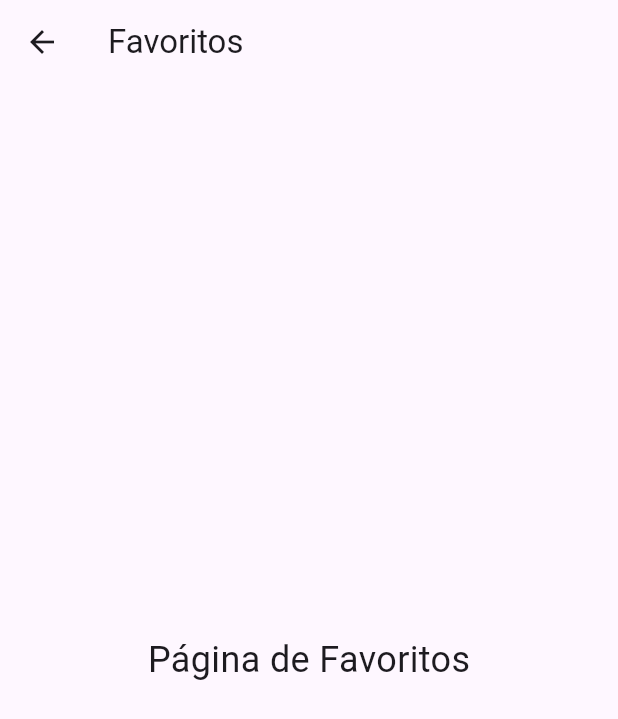
After one commit to francis-santos/app-rota-gourmet, a Flutter app: the FavoritesScreen screen opened directly, on a phone screen of 412 x 824 dp. The commit adds this screen. Shown: the top 719 px of the screen. Run offline on Flutter 3.47's test engine with Material 3 defaults, Android fonts, the light colour scheme and no system bars; our stand-ins replace google_maps_flutter.

Commit message:
feat: Add favorites screen

```diff
--- a/lib/app_routes.dart
+++ b/lib/app_routes.dart
@@ -1,4 +1,5 @@
 class AppRoutes {
   static const String login = '/login';
   static const String dashboard = '/dashboard';
+  static const String favorites = '/favorites';
 }
--- a/lib/features/dashboard/presentation/dashboard_screen.dart
+++ b/lib/features/dashboard/presentation/dashboard_screen.dart
@@ -1,5 +1,6 @@
 import 'package:flutter/material.dart';
 import 'package:google_maps_flutter/google_maps_flutter.dart';
+import 'package:rota_gourmet/app_routes.dart';
 
 class DashboardScreen extends StatefulWidget {
   const DashboardScreen({super.key});
@@ -34,9 +35,9 @@ class DashboardScreenState extends State<DashboardScreen> {
               ),
             ),
             ListTile(
-              title: const Text('Item 1'),
+              title: const Text('Favoritos'),
               onTap: () {
-                // Implemente a navegação para o item 1 aqui
+                Navigator.pushNamed(context, AppRoutes.favorites);
               },
             ),
             ListTile(
--- /dev/null
+++ b/lib/features/favorites/presentation/favorites_screen.dart
@@ -0,0 +1,20 @@
+import 'package:flutter/material.dart';
+
+class FavoritesScreen extends StatelessWidget {
+  const FavoritesScreen({super.key});
+
+  @override
+  Widget build(BuildContext context) {
+    return Scaffold(
+      appBar: AppBar(
+        title: const Text('Favoritos'),
+      ),
+      body: const Center(
+        child: Text(
+          'Página de Favoritos',
+          style: TextStyle(fontSize: 24.0),
+        ),
+      ),
+    );
+  }
+}
```
